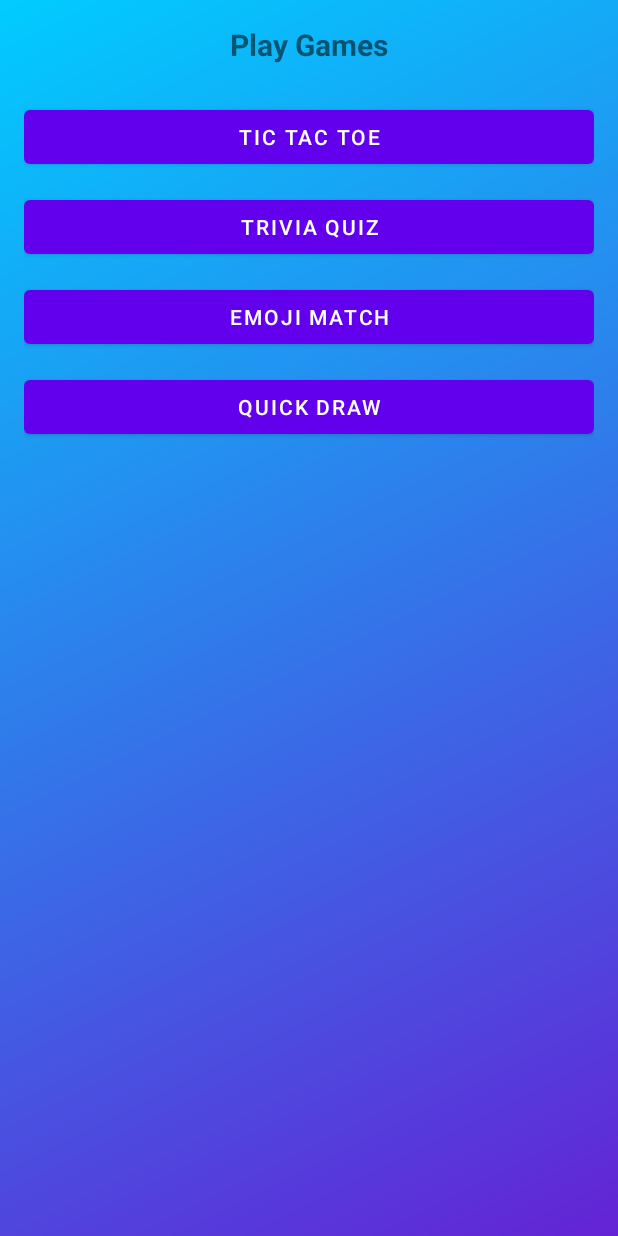
After one commit to DiancaJadeNaidu/Synced, an Android app: the layout activity_friend_games.xml on its own in the app's theme, with its tools: preview values and no code run, on a phone screen of 412 x 824 dp. The commit adds this screen. Run offline under Robolectric (Android 15) with nearby library versions, the phone set to English and light mode, and no system bars.

Commit message:
Synced Friends Activity

```diff
--- a/app/src/main/java/com/dianca/synced/Request.kt
+++ b/app/src/main/java/com/dianca/synced/SyncRequest.kt
@@ -1,6 +1,6 @@
 package com.dianca.synced
 
-data class Request(
+data class SyncRequest(
     var id: String = "",
     val senderId: String = "",
     val receiverId: String = "",
--- /dev/null
+++ b/app/src/main/res/layout/activity_friend_games.xml
@@ -0,0 +1,44 @@
+<LinearLayout xmlns:android="http://schemas.android.com/apk/res/android"
+    android:layout_width="match_parent"
+    android:layout_height="match_parent"
+    android:orientation="vertical"
+    android:padding="16dp"
+    android:background="@drawable/gradient_bg">
+
+    <TextView
+        android:id="@+id/tvFriendTitle"
+        android:layout_width="wrap_content"
+        android:layout_height="wrap_content"
+        android:text="Play Games"
+        android:textSize="20sp"
+        android:textStyle="bold"
+        android:layout_gravity="center_horizontal"
+        android:layout_marginBottom="24dp"/>
+
+    <Button
+        android:id="@+id/btnTicTacToe"
+        android:layout_width="match_parent"
+        android:layout_height="48dp"
+        android:text="Tic Tac Toe"
+        android:layout_marginBottom="12dp"/>
+
+    <Button
+        android:id="@+id/btnTrivia"
+        android:layout_width="match_parent"
+        android:layout_height="48dp"
+        android:text="Trivia Quiz"
+        android:layout_marginBottom="12dp"/>
+
+    <Button
+        android:id="@+id/btnEmojiMatch"
+        android:layout_width="match_parent"
+        android:layout_height="48dp"
+        android:text="Emoji Match"
+        android:layout_marginBottom="12dp"/>
+
+    <Button
+        android:id="@+id/btnQuickDraw"
+        android:layout_width="match_parent"
+        android:layout_height="48dp"
+        android:text="Quick Draw"/>
+</LinearLayout>
```
Also changed, not shown: app/src/main/AndroidManifest.xml (+9 -3 lines), app/src/main/java/com/dianca/synced/FriendGamesActivity.kt (added, +35 -0 lines), app/src/main/java/com/dianca/synced/RequestsActivity.kt (deleted, +0 -130 lines), app/src/main/java/com/dianca/synced/SyncRequestsActivity.kt (added, +115 -0 lines), app/src/main/java/com/dianca/synced/SyncRequestsAdapter.kt (renamed from app/src/main/java/com/dianca/synced/RequestsAdapter.kt, +10 -11 lines), app/src/main/java/com/dianca/synced/SyncedFriend.kt (added, +7 -0 lines), app/src/main/java/com/dianca/synced/SyncedFriendsActivity.kt (added, +80 -0 lines), app/src/main/java/com/dianca/synced/SyncedFriendsAdapter.kt (added, +42 -0 lines), app/src/main/java/com/dianca/synced/TopMatchesActivity.kt (+8 -1 lines), app/src/main/res/layout/activity_synced_friends.xml (added, +24 -0 lines), app/src/main/res/layout/activity_top_matches.xml (+9 -7 lines), app/src/main/res/layout/item_synced_friend.xml (added, +41 -0 lines), app/src/main/res/layout/activity_send_message_request.xml (line endings or trailing spaces).
